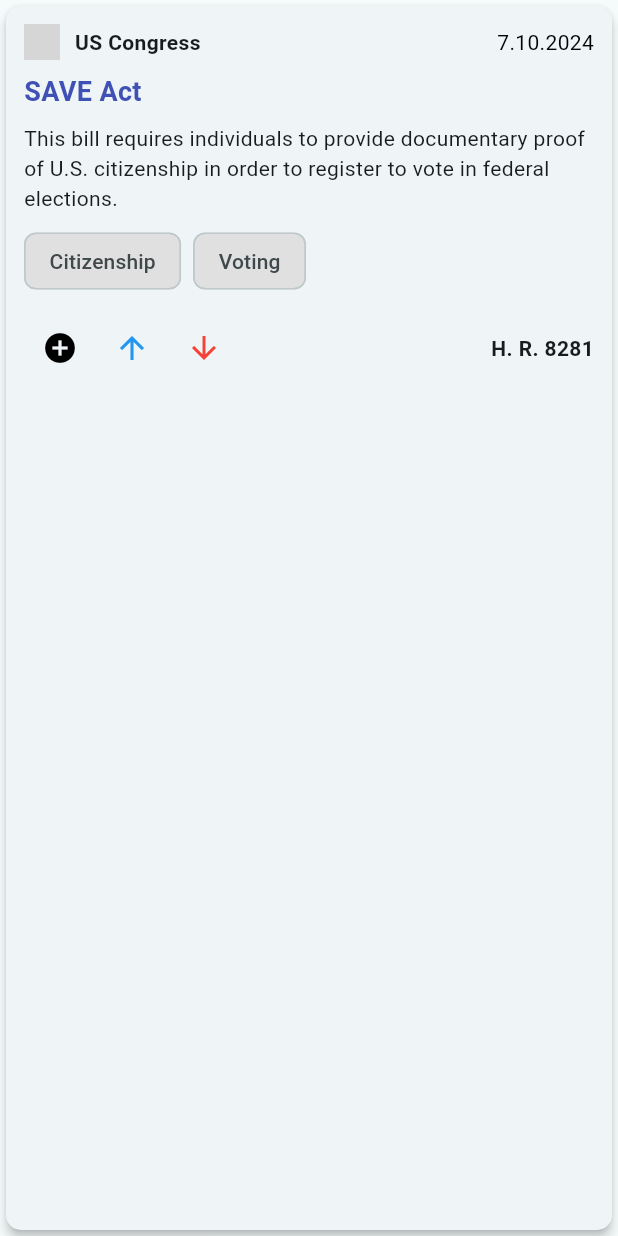
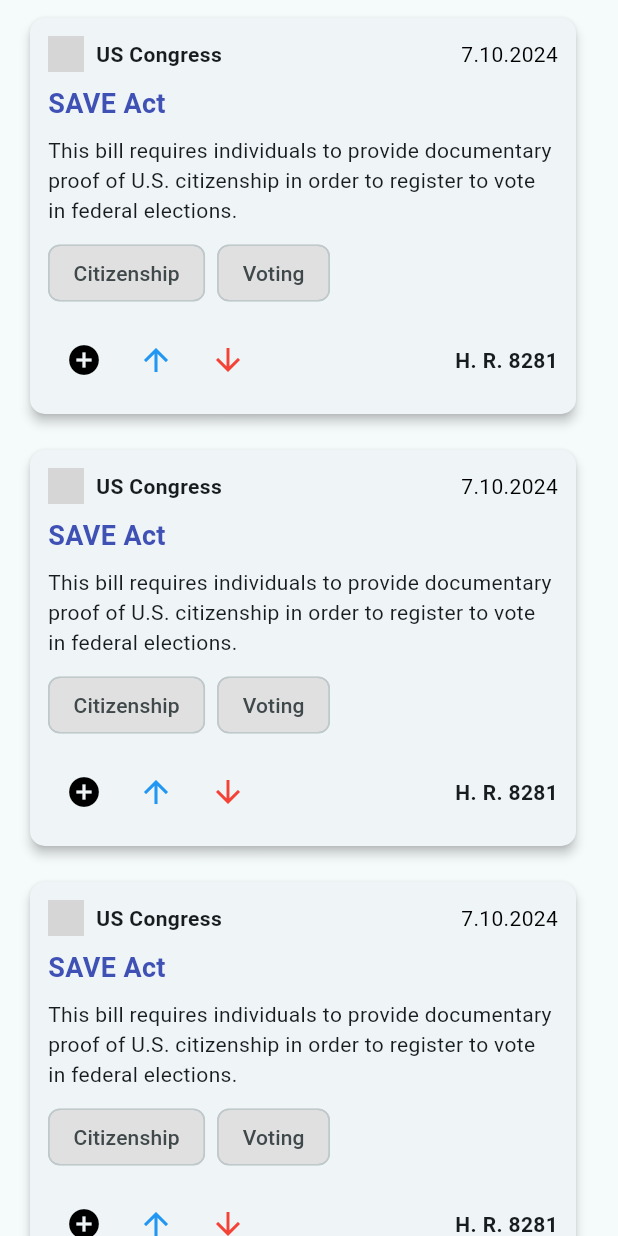
Before and after one commit to sp1103/Agora-Mobile, a Flutter app: the LegislationPage widget shown alone on an empty page, opened directly, on a phone screen of 412 x 824 dp. Run offline on Flutter 3.47's test engine with Material 3 defaults, Android fonts, the phone set to English and light mode, and no system bars; network calls fail; grey boxes are pictures that could not be loaded.

Commit message:
Adding lists, button channges, and storage changes

```diff
--- a/agora_mobile/lib/Pages/List_Items/legislation_item.dart
+++ b/agora_mobile/lib/Pages/List_Items/legislation_item.dart
@@ -1,6 +1,9 @@
 import 'package:agora_mobile/Pages/List_Items/list_item.dart';
 import 'package:agora_mobile/Types/legislation.dart';
+import 'package:agora_mobile/app_state.dart';
 import 'package:flutter/material.dart';
+import 'package:provider/provider.dart';
+
 class LegislationItem implements ListItem {
 
   final Legislation legislation;
@@ -9,6 +12,8 @@
 
   @override
   Widget build(BuildContext context) {
+    var appState = context.watch<AgoraAppState>();
+
     return Card(
       shape: RoundedRectangleBorder(borderRadius: BorderRadius.circular(10)),
       elevation: 3,
@@ -53,8 +58,8 @@
             Row(
               children: [
                 IconButton(
-                  onPressed: () {},
-                  icon: Icon(Icons.add_circle, color: Colors.black),
+                  onPressed: () { appState.toggleFavorite(this); },
+                  icon: Icon(appState.isFavorite(this) ? Icons.check_circle : Icons.add_circle, color: Colors.black),
                 ),
                 IconButton(
                   onPressed: () {},
--- a/agora_mobile/lib/Pages/List_Items/politician_item.dart
+++ b/agora_mobile/lib/Pages/List_Items/politician_item.dart
@@ -1,6 +1,8 @@
 import 'package:agora_mobile/Pages/List_Items/list_item.dart';
 import 'package:agora_mobile/Types/politician.dart';
+import 'package:agora_mobile/app_state.dart';
 import 'package:flutter/material.dart';
+import 'package:provider/provider.dart';
 
 class PoliticianItem implements ListItem {
 
@@ -10,6 +12,8 @@
 
   @override
   Widget build(BuildContext context) {
+    var appState = context.watch<AgoraAppState>();
+
     return Card(
       shape: RoundedRectangleBorder(borderRadius: BorderRadius.circular(10)),
       elevation: 3,
@@ -55,8 +59,8 @@
             Row(
               children: [
                 IconButton(
-                  onPressed: () {},
-                  icon: Icon(Icons.add_circle, color: Colors.black),
+                  onPressed: () { appState.toggleFavorite(this); },
+                  icon: Icon(appState.isFavorite(this) ? Icons.check_circle : Icons.add_circle, color: Colors.black),
                 ),
                 IconButton(
                   onPressed: () {},
--- a/agora_mobile/lib/Pages/legislation_page.dart
+++ b/agora_mobile/lib/Pages/legislation_page.dart
@@ -1,5 +1,3 @@
-import 'package:agora_mobile/Pages/List_Items/legislation_item.dart';
-import 'package:agora_mobile/Types/legislation.dart';
 import 'package:agora_mobile/app_state.dart';
 import 'package:flutter/material.dart';
 import 'package:provider/provider.dart';
@@ -9,12 +7,21 @@
 
   @override
   Widget build(BuildContext context) {
-    // ignore: unused_local_variable
-    var app_state = context.watch<AgoraAppState>();
+    var appState = context.watch<AgoraAppState>();
+    var legislation = appState.legislation;
 
-    Legislation legislation = Legislation(legislationID: 0, billNumber: "H. R. 8281", name: "SAVE Act", shortDescription: "This bill requires individuals to provide documentary proof of U.S. citizenship in order to register to vote in federal elections.", date: DateTime(2024, 7, 10), fullContent: "h", govLevel: "US Congress", govLink: "h", state: "Federal", image: "https://tse1.mm.bing.net/th/id/OIP.DdPweGtpNTo-i9AmSE4lzwAAAA?rs=1&pid=ImgDetMain", issueCategories: ["Citizenship", "Voting"]);
+    return ListView.builder(
+      restorationId: "legislation",
+      itemCount: legislation.length,
 
-    return LegislationItem(legislation).build(context);
+      itemBuilder: (context, index) {
+        final item = legislation[index];
+
+        return ListTile(
+          title: item.build(context),
+        );
+      }
+    );
 
   }
 
--- a/agora_mobile/lib/Pages/profile_page.dart
+++ b/agora_mobile/lib/Pages/profile_page.dart
@@ -8,7 +8,7 @@
   @override
   Widget build(BuildContext context) {
     // ignore: unused_local_variable
-    var app_state = context.watch<AgoraAppState>();
+    var appState = context.watch<AgoraAppState>();
 
     return Text("Profile");
 
--- a/agora_mobile/lib/Types/legislation.dart
+++ b/agora_mobile/lib/Types/legislation.dart
@@ -25,4 +25,12 @@
 
   Map<String, dynamic> toJson() => _$LegislationToJson(this);
 
+  @override
+  bool operator ==(Object other) {
+    return identical(this, other) || (other is Legislation && runtimeType == other.runtimeType && legislationID == other.legislationID);
+  }
+
+  @override
+  int get hashCode => Object.hash(runtimeType, legislationID);
+
 }
--- a/agora_mobile/lib/Types/politician.dart
+++ b/agora_mobile/lib/Types/politician.dart
@@ -11,10 +11,19 @@
   final String sealLink;
   final String shortBio;
   final String state;
+  final String type = "politician";
 
   Politician({required this.politicianID, required this.name, required this.role, required this.imageLink, required this.sealLink, required this.shortBio, required this.state});
 
   factory Politician.fromJSON(Map<String, dynamic> json) => _$PoliticianFromJson(json);
 
   Map<String, dynamic> toJson() => _$PoliticianToJson(this);
+
+  @override
+  bool operator ==(Object other) {
+    return identical(this, other) || (other is Politician && runtimeType == other.runtimeType && politicianID == other.politicianID);
+  }
+
+  @override
+  int get hashCode => Object.hash(runtimeType, politicianID);
 }
```
Also changed, not shown: agora_mobile/lib/Pages/favorites_page.dart (+13 -4 lines), agora_mobile/lib/Pages/home_page.dart (+14 -5 lines), agora_mobile/lib/Pages/politicain_page.dart (+13 -6 lines), agora_mobile/lib/app_state.dart (+85 -0 lines), agora_mobile/lib/Pages/List_Items/list_item.dart (line endings or trailing spaces).
